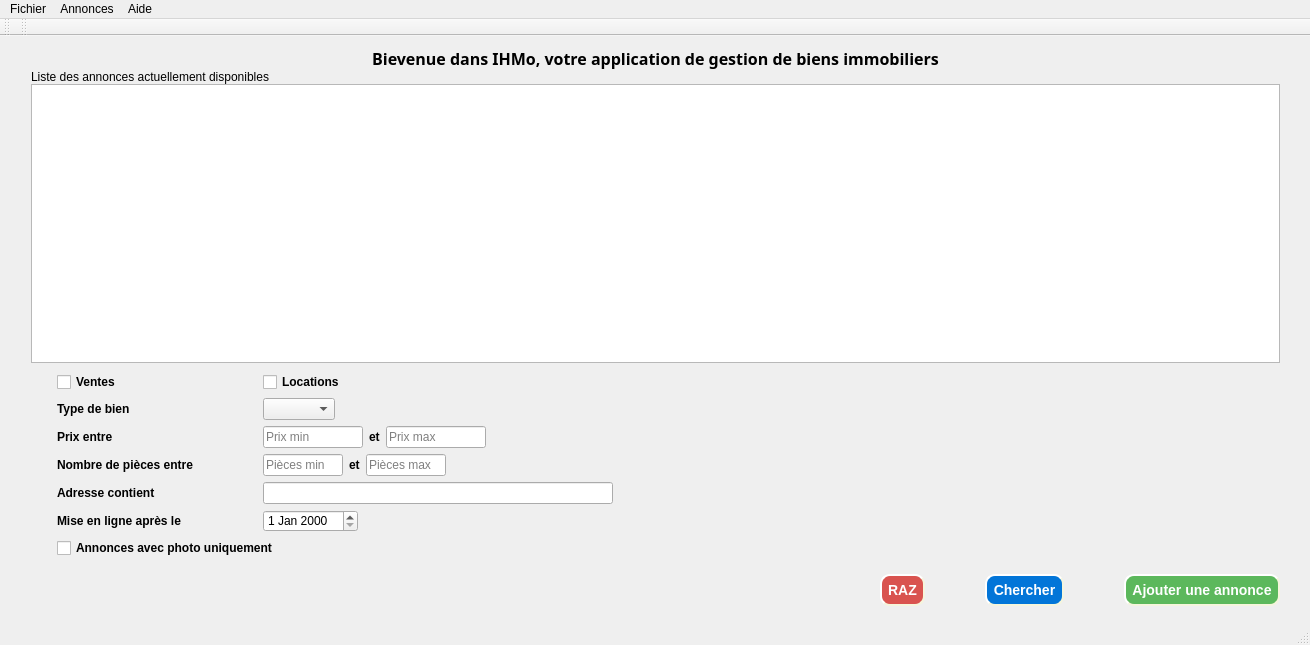
Old version of the form ihmo.ui in the repository tonydd/IHMo.
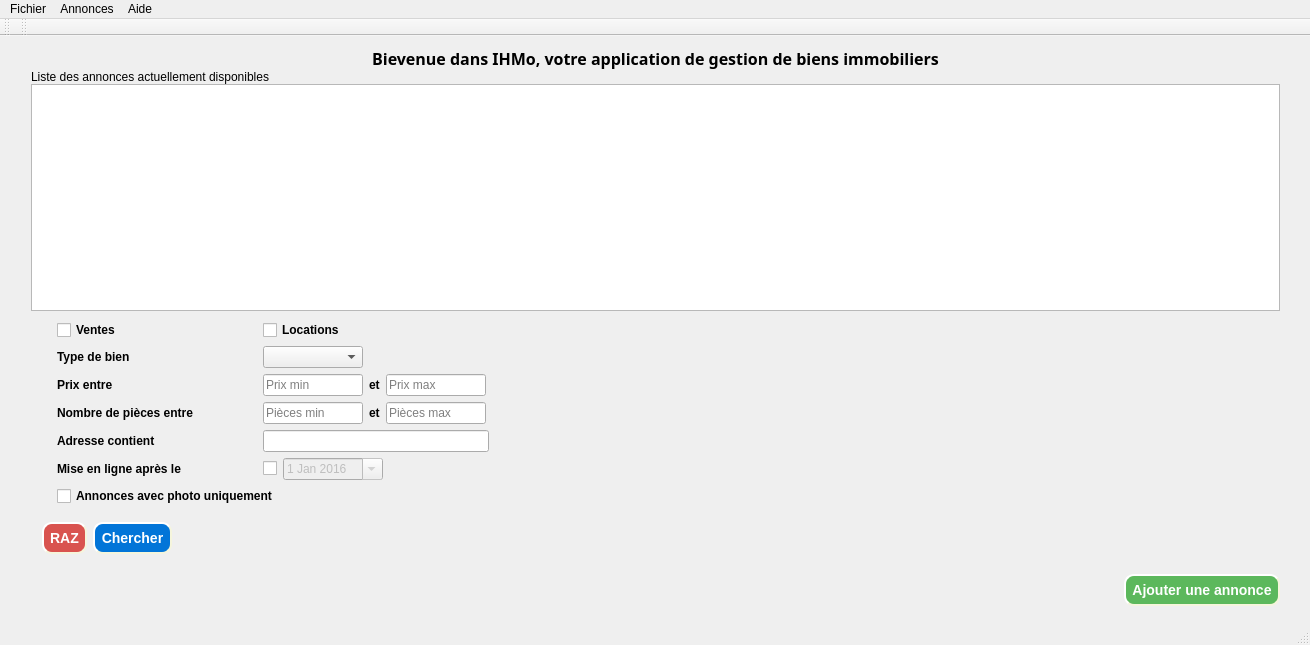
New version of the form. Icons and pictures are not drawn.

Commit message: Recherche par date + form recherche design

Diff of the .ui file:
```diff
--- a/ihmo.ui
+++ b/ihmo.ui
@@ -181,7 +181,14 @@
            </widget>
           </item>
           <item>
-           <widget class="QComboBox" name="cb_search_typeBien"/>
+           <widget class="QComboBox" name="cb_search_typeBien">
+            <property name="minimumSize">
+             <size>
+              <width>100</width>
+              <height>0</height>
+             </size>
+            </property>
+           </widget>
           </item>
           <item>
            <spacer name="horizontalSpacer_3">
@@ -292,7 +299,7 @@
            <widget class="QLineEdit" name="txt_search_pieceMin">
             <property name="maximumSize">
              <size>
-              <width>80</width>
+              <width>100</width>
               <height>16777215</height>
              </size>
             </property>
@@ -312,7 +319,7 @@
            <widget class="QLineEdit" name="txt_search_piecesMax">
             <property name="maximumSize">
              <size>
-              <width>80</width>
+              <width>100</width>
               <height>16777215</height>
              </size>
             </property>
@@ -361,7 +368,7 @@
            <widget class="QLineEdit" name="txt_search_adresse">
             <property name="maximumSize">
              <size>
-              <width>350</width>
+              <width>226</width>
               <height>16777215</height>
              </size>
             </property>
@@ -404,7 +411,34 @@
            </widget>
           </item>
           <item>
-           <widget class="QDateEdit" name="dateEdit"/>
+           <widget class="QCheckBox" name="ckb_search_enableDate">
+            <property name="text">
+             <string/>
+            </property>
+           </widget>
+          </item>
+          <item>
+           <widget class="QDateEdit" name="date_search">
+            <property name="enabled">
+             <bool>false</bool>
+            </property>
+            <property name="minimumSize">
+             <size>
+              <width>100</width>
+              <height>0</height>
+             </size>
+            </property>
+            <property name="calendarPopup">
+             <bool>true</bool>
+            </property>
+            <property name="date">
+             <date>
+              <year>2016</year>
+              <month>1</month>
+              <day>1</day>
+             </date>
+            </property>
+           </widget>
           </item>
           <item>
            <spacer name="horizontalSpacer_7">
@@ -438,6 +472,49 @@
           </item>
          </layout>
         </item>
+        <item>
+         <layout class="QHBoxLayout" name="horizontalLayout_9">
+          <property name="topMargin">
+           <number>10</number>
+          </property>
+          <item>
+           <widget class="QPushButton" name="pushButton_3">
+            <property name="cursor">
+             <cursorShape>PointingHandCursor</cursorShape>
+            </property>
+            <property name="styleSheet">
+             <string notr="true">background-color: #d9534f;</string>
+            </property>
+            <property name="text">
+             <string>RAZ</string>
+            </property>
+           </widget>
+          </item>
+          <item>
+           <widget class="QPushButton" name="pushButton">
+            <property name="cursor">
+             <cursorShape>PointingHandCursor</cursorShape>
+            </property>
+            <property name="text">
+             <string>Chercher</string>
+            </property>
+           </widget>
+          </item>
+          <item>
+           <spacer name="horizontalSpacer_8">
+            <property name="orientation">
+             <enum>Qt::Horizontal</enum>
+            </property>
+            <property name="sizeHint" stdset="0">
+             <size>
+              <width>40</width>
+              <height>20</height>
+             </size>
+            </property>
+           </spacer>
+          </item>
+         </layout>
+        </item>
        </layout>
       </widget>
      </item>
@@ -450,7 +527,7 @@
         <enum>QLayout::SetMinimumSize</enum>
        </property>
        <property name="topMargin">
-        <number>6</number>
+        <number>10</number>
        </property>
        <item>
         <spacer name="horizontalSpacer">
@@ -465,29 +542,6 @@
          </property>
         </spacer>
        </item>
-       <item>
-        <widget class="QPushButton" name="pushButton_3">
-         <property name="cursor">
-          <cursorShape>PointingHandCursor</cursorShape>
-         </property>
-         <property name="styleSheet">
-          <string notr="true">background-color: #d9534f;</string>
-         </property>
-         <property name="text">
-          <string>RAZ</string>
-         </property>
-        </widget>
-       </item>
-       <item>
-        <widget class="QPushButton" name="pushButton">
-         <property name="cursor">
-          <cursorShape>PointingHandCursor</cursorShape>
-         </property>
-         <property name="text">
-          <string>Chercher</string>
-         </property>
-        </widget>
-       </item>
        <item>
         <widget class="QPushButton" name="pushButton_2">
          <property name="cursor">
```
Left out of the diff: 29 changed lines with no effect on the pictures. The commit also changes 2 other files.
